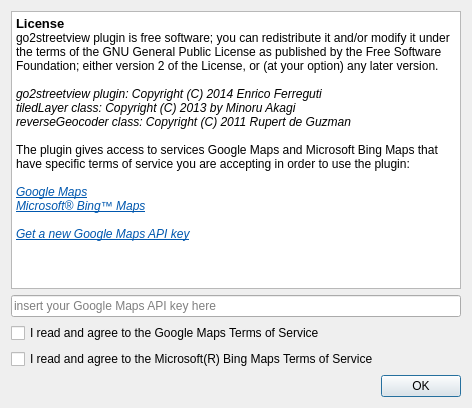
Above: ui_go2streetviewLicense.ui from enricofer/go2streetview before the change. Below: the same form after it.
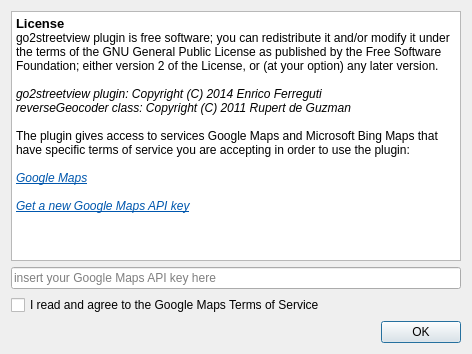
That is the form after the change.

Commit message: google maps oblique imagery service replace bing birdseye

```diff
--- a/ui_go2streetviewLicense.ui
+++ b/ui_go2streetviewLicense.ui
@@ -7,7 +7,7 @@
     <x>0</x>
     <y>0</y>
     <width>472</width>
-    <height>408</height>
+    <height>354</height>
    </rect>
   </property>
   <property name="windowTitle">
@@ -25,13 +25,11 @@
 &lt;p style=&quot; margin-top:0px; margin-bottom:0px; margin-left:0px; margin-right:0px; -qt-block-indent:0; text-indent:0px;&quot;&gt;&lt;span style=&quot; font-family:'Ubuntu'; font-size:9pt;&quot;&gt;go2streetview plugin is free software; you can redistribute it and/or modify it under the terms of the GNU General Public License as published by the Free Software Foundation; either version 2 of the License, or (at your option) any later version.&lt;/span&gt;&lt;/p&gt;
 &lt;p style=&quot;-qt-paragraph-type:empty; margin-top:0px; margin-bottom:0px; margin-left:0px; margin-right:0px; -qt-block-indent:0; text-indent:0px; font-family:'Ubuntu'; font-size:9pt;&quot;&gt;&lt;br /&gt;&lt;/p&gt;
 &lt;p style=&quot; margin-top:0px; margin-bottom:0px; margin-left:0px; margin-right:0px; -qt-block-indent:0; text-indent:0px;&quot;&gt;&lt;span style=&quot; font-family:'Ubuntu'; font-size:9pt; font-style:italic;&quot;&gt;go2streetview plugin: Copyright (C) 2014 Enrico Ferreguti&lt;/span&gt;&lt;/p&gt;
-&lt;p style=&quot; margin-top:0px; margin-bottom:0px; margin-left:0px; margin-right:0px; -qt-block-indent:0; text-indent:0px;&quot;&gt;&lt;span style=&quot; font-family:'Ubuntu'; font-size:9pt; font-style:italic;&quot;&gt;tiledLayer class: Copyright (C) 2013 by Minoru Akagi&lt;/span&gt;&lt;/p&gt;
 &lt;p style=&quot; margin-top:0px; margin-bottom:0px; margin-left:0px; margin-right:0px; -qt-block-indent:0; text-indent:0px;&quot;&gt;&lt;span style=&quot; font-family:'Ubuntu'; font-size:9pt; font-style:italic;&quot;&gt;reverseGeocoder class: Copyright (C) 2011 Rupert de Guzman&lt;/span&gt;&lt;/p&gt;
 &lt;p style=&quot;-qt-paragraph-type:empty; margin-top:0px; margin-bottom:0px; margin-left:0px; margin-right:0px; -qt-block-indent:0; text-indent:0px; font-family:'Ubuntu'; font-size:9pt;&quot;&gt;&lt;br /&gt;&lt;/p&gt;
 &lt;p style=&quot; margin-top:0px; margin-bottom:0px; margin-left:0px; margin-right:0px; -qt-block-indent:0; text-indent:0px;&quot;&gt;&lt;span style=&quot; font-family:'Ubuntu'; font-size:9pt;&quot;&gt;The plugin gives access to services Google Maps and Microsoft Bing Maps that have specific terms of service you are accepting in order to use the plugin:&lt;/span&gt;&lt;/p&gt;
 &lt;p style=&quot;-qt-paragraph-type:empty; margin-top:0px; margin-bottom:0px; margin-left:0px; margin-right:0px; -qt-block-indent:0; text-indent:0px; font-family:'Ubuntu'; font-size:9pt;&quot;&gt;&lt;br /&gt;&lt;/p&gt;
 &lt;p style=&quot; margin-top:0px; margin-bottom:0px; margin-left:0px; margin-right:0px; -qt-block-indent:0; text-indent:0px;&quot;&gt;&lt;a href=&quot;https://developers.google.com/maps/terms&quot;&gt;&lt;span style=&quot; font-family:'Ubuntu'; font-size:9pt; font-style:italic; text-decoration: underline; color:#0057ae;&quot;&gt;Google Maps&lt;/span&gt;&lt;/a&gt;&lt;span style=&quot; font-family:'Ubuntu'; font-size:9pt; font-style:italic;&quot;&gt; &lt;/span&gt;&lt;/p&gt;
-&lt;p style=&quot; margin-top:0px; margin-bottom:0px; margin-left:0px; margin-right:0px; -qt-block-indent:0; text-indent:0px;&quot;&gt;&lt;a href=&quot;http://www.microsoft.com/maps/product/terms.html&quot;&gt;&lt;span style=&quot; font-family:'Ubuntu'; font-size:9pt; font-style:italic; text-decoration: underline; color:#0057ae;&quot;&gt;Microsoft® Bing™ Maps&lt;/span&gt;&lt;/a&gt;&lt;/p&gt;
 &lt;p style=&quot;-qt-paragraph-type:empty; margin-top:0px; margin-bottom:0px; margin-left:0px; margin-right:0px; -qt-block-indent:0; text-indent:0px; font-family:'Ubuntu'; font-size:9pt; font-style:italic; text-decoration: underline; color:#0057ae;&quot;&gt;&lt;br /&gt;&lt;/p&gt;
 &lt;p style=&quot; margin-top:0px; margin-bottom:0px; margin-left:0px; margin-right:0px; -qt-block-indent:0; text-indent:0px;&quot;&gt;&lt;a href=&quot;https://developers.google.com/maps/documentation/javascript/get-api-key&quot;&gt;&lt;span style=&quot; font-family:'Ubuntu'; font-size:9pt; font-style:italic; text-decoration: underline; color:#0057ae;&quot;&gt;Get a new Google Maps API key&lt;/span&gt;&lt;/a&gt;&lt;/p&gt;&lt;/body&gt;&lt;/html&gt;</string>
      </property>
@@ -51,13 +49,6 @@
      </property>
     </widget>
    </item>
-   <item>
-    <widget class="QCheckBox" name="checkBing">
-     <property name="text">
-      <string>I read and agree to the Microsoft(R) Bing Maps Terms of Service</string>
-     </property>
-    </widget>
-   </item>
    <item>
     <layout class="QHBoxLayout" name="horizontalLayout">
      <item>
```
The commit also changes 11 other files.
